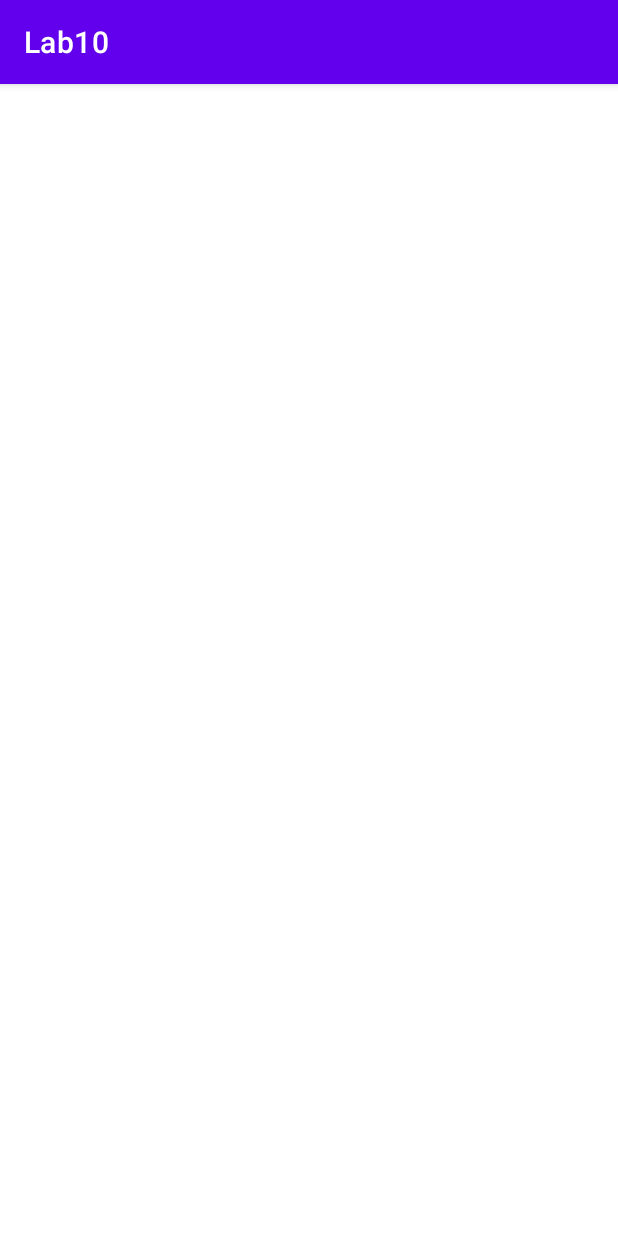
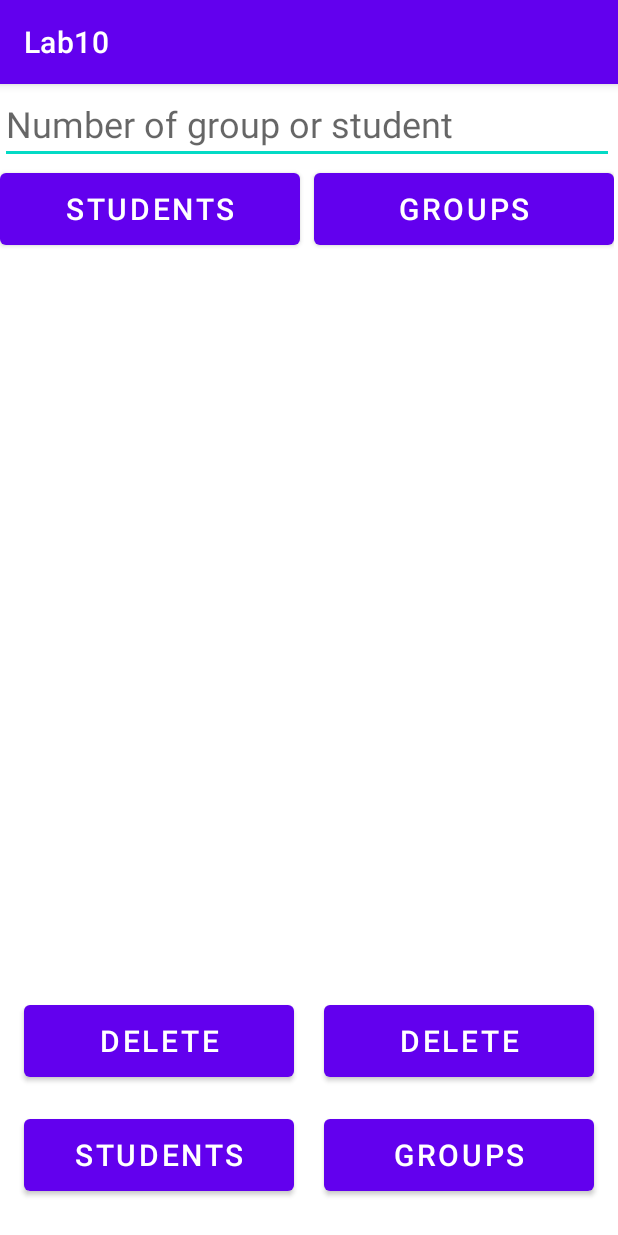
Before and after one commit to Vladeek/BD_5sem, an Android app: the screen it shows after launch (MainActivity), on a phone screen of 412 x 824 dp. Run offline under Robolectric (Android 15) with nearby library versions, the phone set to English and light mode, and no system bars.

Commit message:
Add Lab 10

```diff
--- a/Lab10/app/src/main/AndroidManifest.xml
+++ b/Lab10/app/src/main/AndroidManifest.xml
@@ -10,6 +10,12 @@
         android:supportsRtl="true"
         android:theme="@style/Theme.Lab10">
         <activity
+            android:name=".AddToGroupActivity"
+            android:exported="false" />
+        <activity
+            android:name=".AddToStudActivity"
+            android:exported="false" />
+        <activity
             android:name=".MainActivity"
             android:exported="true">
             <intent-filter>
--- /dev/null
+++ b/Lab10/app/src/main/java/com/example/lab10/DBhelper.java
@@ -0,0 +1,123 @@
+package com.example.lab10;
+
+import android.content.ContentValues;
+import android.content.Context;
+import android.database.Cursor;
+import android.database.sqlite.SQLiteDatabase;
+import android.database.sqlite.SQLiteException;
+import android.database.sqlite.SQLiteOpenHelper;
+import android.widget.Toast;
+
+import androidx.annotation.Nullable;
+
+public class DBhelper extends SQLiteOpenHelper {
+
+    public static final String S_TABLE_NAME = "Students";
+    public static final String G_TABLE_NAME = "Groups";
+    public static final String ID_GROUP = "_id";
+    public static final String FACULTY = "FACULTY";
+    public static final String COURSE = "COURSE";
+    public static final String NAME = "NAME";
+    public static final String HEAD = "HEAD";
+    public static final String ID_STUDENT = "ID_STUDENT";
+    private static final String DATABASE_NAME = "DB_10";
+    private static final int SCHEMA = 1;
+
+    public Context context;
+
+    public DBhelper(@Nullable Context context, @Nullable String name, @Nullable SQLiteDatabase.CursorFactory factory, int version) {
+        super(context, name, factory, version);
+        this.context = context;
+    }
+
+    @Override
+    public void onConfigure(SQLiteDatabase db)
+    {
+        db.setForeignKeyConstraintsEnabled(true);
+    }
+
+    @Override
+    public void onCreate(SQLiteDatabase db) {
+        //first table
+        db.execSQL("CREATE TABLE IF NOT EXISTS Groups (_id INTEGER PRIMARY KEY , FACULTY TEXT, COURSE TEXT, NAME TEXT, HEAD TEXT);");
+        //second table
+        db.execSQL("CREATE TABLE IF NOT EXISTS Students (_id INTEGER, ID_STUDENT INTEGER, NAME TEXT, FOREIGN KEY(_id) REFERENCES Groups(_id) on delete cascade on update cascade);");
+    }
+
+    @Override
+    public void onUpgrade(SQLiteDatabase db, int oldVersion, int newVersion) {
+
+    }
+
+    public boolean addElementToS(String ID_G, String ID_S, String textType) {
+        SQLiteDatabase db = this.getWritableDatabase();//
+        ContentValues cv = new ContentValues();
+
+        cv.put(ID_GROUP, ID_G);
+        cv.put(ID_STUDENT, ID_S);
+        cv.put(NAME, textType);
+        long result = db.insert(S_TABLE_NAME, null, cv);
+
+        if (result == -1) {
+            //Toast.makeText(context, "Ошибка добавления данных", Toast.LENGTH_SHORT).show();
+            return false;
+        } else {
+            //Toast.makeText(context, "Данные успешно были добавлены", Toast.LENGTH_SHORT).show();
+            return true;
+        }
+    }
+
+    public boolean addElementToG(String ID_G, String FAC, String C, String N, String H) {
+        SQLiteDatabase db = this.getWritableDatabase();
+        ContentValues cv = new ContentValues();
+
+        cv.put(ID_GROUP, ID_G);
+        cv.put(FACULTY, FAC);
+        cv.put(COURSE, C);
+        cv.put(NAME, N);
+        cv.put(HEAD, H);
+        long result = db.insert(G_TABLE_NAME, null, cv);
+
+        if (result == -1) {
+            Toast.makeText(context, "Ошибка добавления данных", Toast.LENGTH_SHORT).show();
+            return false;
+        } else {
+            Toast.makeText(context, "Данные успешно были добавлены", Toast.LENGTH_SHORT).show();
+            return true;
+        }
+    }
+
+    public String[] selectElement(String TABLE_NAME, String ID) {
+        SQLiteDatabase db = this.getReadableDatabase();
+        Cursor cursor = db.query(TABLE_NAME, null, ID + "= ?", new String[]{ID}, null, null, null);
+        try {
+            cursor.moveToFirst();
+            return new String[]{cursor.getString(0), cursor.getString(1), cursor.getString(2)};
+        } catch (SQLiteException e) {
+            e.printStackTrace();
+            Toast.makeText(context, e.getMessage(), Toast.LENGTH_SHORT).show();
+        } catch (Exception e) {
+            //Toast.makeText(context, "Нет элемента с таким ID", Toast.LENGTH_SHORT).show();
+        }
+        return new String[]{};
+    }
+
+    public DBhelper(Context context) {
+        super(context, DATABASE_NAME, null, SCHEMA);
+    }
+
+    String[] selectRawElement(String TABLE_NAME, int GR_NUM) {
+        SQLiteDatabase db = this.getReadableDatabase();
+        Cursor cursor = db.rawQuery("SELECT * FROM " + S_TABLE_NAME + " WHERE " + ID_GROUP + " = " + GR_NUM + ";", null);
+        try {
+            cursor.moveToFirst();
+            return new String[]{cursor.getString(0), cursor.getString(1), cursor.getString(2)};
+        } catch (SQLiteException e) {
+            e.printStackTrace();
+            Toast.makeText(context, e.getMessage(), Toast.LENGTH_SHORT).show();
+        } catch (Exception e) {
+            //Toast.makeText(context, "Нет элемента с таким ID", Toast.LENGTH_SHORT).show();
+        }
+        return new String[]{};
+    }
+}
--- a/Lab10/app/src/main/java/com/example/lab10/DatabaseHelper.java
+++ /dev/null
@@ -1,46 +0,0 @@
-package com.example.lab10;
-
-import android.content.Context;
-import android.database.sqlite.SQLiteDatabase;
-import android.database.sqlite.SQLiteOpenHelper;
-
-public class DatabaseHelper extends SQLiteOpenHelper {
-    private static final String DATABASE_NAME = "StudentsDB.db"; // название бд
-    private static final int SCHEMA = 1; // версия базы данных
-    static final String TABLE_GROUPS = "Groups";// название таблицы в бд
-    static final String TABLE_STUDENTS = "Students";// название таблицы в бд
-    // названия столбцов
-    public static final String COLUMN_ID_GROUP = "IDGROUP";
-    public static final String COLUMN_ID_STUDENT = "IDSTUDENT";
-    public static final String COLUMN_FACULTY = "FACULTY";
-    public static final String COLUMN_COURSE = "COURSE";
-    public static final String COLUMN_NAME = "NAME";
-    public static final String COLUMN_HEAD = "HEAD";
-
-    public DatabaseHelper(Context context) {
-        super(context, DATABASE_NAME, null, SCHEMA);
-    }
-
-    @Override
-    public void onCreate(SQLiteDatabase db) {
-
-        db.execSQL("CREATE TABLE Groups (" + COLUMN_ID_GROUP
-                + " INTEGER PRIMARY KEY NOT NULL UNIQUE," + COLUMN_FACULTY
-                + " TEXT UNIQUE NOT NULL, " + COLUMN_COURSE
-                + " INTEGER NOT NULL," + COLUMN_NAME
-                + " TEXT UNIQUE NOT NULL, " + COLUMN_HEAD
-                + " TEXT UNIQUE NOT NULL);");
-
-        db.execSQL("CREATE TABLE Students (" + COLUMN_ID_GROUP
-                + " INTEGER NOT NULL," + COLUMN_ID_STUDENT
-                + " INTEGER NOT NULL UNIQUE, " + COLUMN_NAME
-                + " TEXT UNIQUE NOT NULL," + "FOREIGN KEY(IDGROUP) REFERENCES Groups(IDGROUP) ON UPDATE CASCADE ON DELETE CASCADE);");
-    }
-
-    @Override
-    public void onUpgrade(SQLiteDatabase db, int oldVersion, int newVersion) {
-        db.execSQL("DROP TABLE IF EXISTS " + TABLE_GROUPS);
-        db.execSQL("DROP TABLE IF EXISTS " + TABLE_STUDENTS);
-        onCreate(db);
-    }
-}
--- a/Lab10/app/src/main/java/com/example/lab10/MainActivity.java
+++ b/Lab10/app/src/main/java/com/example/lab10/MainActivity.java
@@ -3,120 +3,159 @@ package com.example.lab10;
 import androidx.appcompat.app.AppCompatActivity;
 
 import android.content.ContentValues;
+import android.content.Intent;
 import android.database.Cursor;
 import android.database.sqlite.SQLiteDatabase;
 import android.os.Bundle;
 import android.view.View;
+import android.widget.EditText;
+import android.widget.ListView;
+import android.widget.SimpleCursorAdapter;
 import android.widget.Toast;
+
+import java.io.File;
 
 public class MainActivity extends AppCompatActivity {
 
+    DBhelper databaseHelper;
     SQLiteDatabase db;
-    DatabaseHelper sqlHelper;
+    Cursor userCursor;
+    SimpleCursorAdapter userAdapter;
+    DBhelper sqlHelper;
+    ListView userList;
+    int SavedGroup;
 
     @Override
     protected void onCreate(Bundle savedInstanceState) {
         super.onCreate(savedInstanceState);
         setContentView(R.layout.activity_main);
-        sqlHelper = new DatabaseHelper(this);
-        db = sqlHelper.getWritableDatabase();
+
+        File file = getDatabasePath("DB_10");
+        try
+        {
+            SQLiteDatabase DB = SQLiteDatabase.openDatabase(file.getPath(),null,SQLiteDatabase.OPEN_READONLY);
+        }
+        catch (Exception exception)
+        {
+            try
+            {
+                SQLiteDatabase DB = MainActivity.this.openOrCreateDatabase("DB_10", MODE_PRIVATE,null);
+                Toast.makeText(MainActivity.this, "DB exists",Toast.LENGTH_SHORT).show();
+            }
+            catch (Exception e)
+            {
+                Toast.makeText(MainActivity.this, "DB creation/opening failed",Toast.LENGTH_SHORT).show();
+            }
+        }
+        databaseHelper = new DBhelper(getApplicationContext());
+
     }
 
-    /*public void insert(View view) {
-        try {
-            int idStr = Integer.parseInt(ID.getText().toString());
-            float fStr = Float.parseFloat(F.getText().toString());
-            String tStr = T.getText().toString();
-            ContentValues values = new ContentValues();
-            values.put("ID", idStr);
-            values.put("F", fStr);
-            values.put("T", tStr);
-            // вставляем, возвращает primary key
-            long newRowId;
-            newRowId = db.insert(
-                    DatabaseHelper.TABLE,
-                    null,
-                    values);
-        } catch (Exception e) {
-            Toast.makeText(getApplicationContext(), "Error", Toast.LENGTH_LONG).show();
+
+    DBhelper helper = new DBhelper(MainActivity.this, "DB_10",null, 1);
+
+    public void select_s(View view)
+    {
+        EditText GN = findViewById(R.id.groupnum);
+        userList = findViewById(R.id.list);
+
+        if(GN.getText().length() > 0)
+        {
+            try {
+                db = databaseHelper.getReadableDatabase();
+
+                int group = Integer.parseInt(String.valueOf(GN.getText()));
+                String sql = "select * from Students where _id = " + group;
+                userCursor = db.rawQuery(sql,null);
+                // определяем, какие столбцы из курсора будут выводиться в ListView
+                String[] headers = new String[]{DBhelper.ID_GROUP, DBhelper.NAME};
+                // создаем адаптер, передаем в него курсор
+                userAdapter = new SimpleCursorAdapter(this, android.R.layout.two_line_list_item,
+                        userCursor, headers, new int[]{android.R.id.text1,android.R.id.text2}, 0);
+                userList.setAdapter(userAdapter);//userList
+
+                SavedGroup = group;
+            }
+            catch (Exception e)
+            {
+                Toast.makeText(this, "Нет такой группы!", Toast.LENGTH_SHORT).show();
+            }
         }
     }
 
-    public void select(View view) {
+    public void select_g(View view)
+    {
+        EditText GN = findViewById(R.id.groupnum);
+        userList = findViewById(R.id.list);
+
+        if(true)
+        {
+            try {
+                db = databaseHelper.getReadableDatabase();
+
+                String sql = "select * from Groups";
+                userCursor = db.rawQuery(sql,null);
+                // определяем, какие столбцы из курсора будут выводиться в ListView
+                String[] headers = new String[]{DBhelper.ID_GROUP, DBhelper.NAME};
+                // создаем адаптер, передаем в него курсор
+                userAdapter = new SimpleCursorAdapter(this, android.R.layout.two_line_list_item,
+                        userCursor, headers, new int[]{android.R.id.text1,android.R.id.text2}, 0);
+                userList.setAdapter(userAdapter);//userList
+
+            }
+            catch (Exception e)
+            {
+                Toast.makeText(this, "Нет такой группы!", Toast.LENGTH_SHORT).show();
+            }
+        }
+    }
+
+    public void add_student(View view)
+    {
         try {
-            String[] projection = {DatabaseHelper.COLUMN_ID, DatabaseHelper.COLUMN_F, DatabaseHelper.COLUMN_T};
-            String selection = DatabaseHelper.COLUMN_ID + " = ?";
-            String[] selectionArgs = {ID.getText().toString()};
-            Cursor cursor = db.query(
-                    DatabaseHelper.TABLE, // имя таблицы
-                    projection, // столбцы
-                    selection, // столбцы для WHERE
-                    selectionArgs, // значения для WHERE
-                    null, // не группировать строки
-                    null, // не фильтровать
-                    null // порядок сортировки
-            );
-            int count = cursor.getCount();
-            cursor.moveToFirst();
-            String idValue = cursor.getString(0);
-            float fValue = cursor.getFloat(1);
-            String tValue = cursor.getString(2);
-            ID.setText(idValue);
-            F.setText(String.valueOf(fValue));
-            T.setText(tValue);
-            cursor.close();
-        } catch (Exception e) {
-            Toast.makeText(getApplicationContext(), "Error", Toast.LENGTH_LONG).show();
+            Intent intent = new Intent(this, AddToStudActivity.class);
+            startActivity(intent);
         }
+        catch (Exception e)
+        {Toast.makeText(this, "error",Toast.LENGTH_SHORT);}
+    }
+
+    public void add_group(View view)
+    {
+        try {
+            Intent intent = new Intent(this, AddToGroupActivity.class);
+            startActivity(intent);
+        }
+        catch (Exception e)
+        {Toast.makeText(this, "error",Toast.LENGTH_SHORT);}
+    }
+
+    public void deleteGroup(View view){
+        EditText GN = findViewById(R.id.groupnum);
+        int group = Integer.parseInt(String.valueOf(GN.getText()));
+        try
+        {
+            db.delete(DBhelper.G_TABLE_NAME,"_id = ?", new String[] {String.valueOf(group)});
+            Toast.makeText(this, "удалено", Toast.LENGTH_SHORT).show();
+        }
+        catch (Exception e)
+        {Toast.makeText(this, "error", Toast.LENGTH_SHORT).show();}
+
 
     }
 
-    public void selectRaw(View view) {
-        try {
-            String[] selectionArgs = {ID.getText().toString()};
-            Cursor cursor = db.rawQuery("select ID, F, T from SimpleTable where ID = ?", selectionArgs);
-            cursor.moveToFirst();
-            String idValue = cursor.getString(0);
-            float fValue = cursor.getFloat(1);
-            String tValue = cursor.getString(2);
-            ID.setText(idValue);
-            F.setText(String.valueOf(fValue));
-            T.setText(tValue);
-            cursor.close();
-        } catch (Exception e) {
-            Toast.makeText(getApplicationContext(), "Error", Toast.LENGTH_LONG).show();
+    public void deleteStudent(View view){
+        EditText GN = findViewById(R.id.groupnum);
+        int students = Integer.parseInt(String.valueOf(GN.getText()));
+        try
+        {
+            db.delete(DBhelper.S_TABLE_NAME,"ID_STUDENT = ?", new String[] {String.valueOf(students)});
+            Toast.makeText(this, "удалено", Toast.LENGTH_SHORT).show();
+
         }
+        catch (Exception e) {}
+
+        Toast.makeText(this, "удалено", Toast.LENGTH_SHORT).show();
     }
 
-    public void update(View view) {
-        try {
-            String[] selectionArgs = {ID.getText().toString()};
-            String selection = DatabaseHelper.COLUMN_ID + " LIKE ?";
-            int idStr = Integer.parseInt(ID.getText().toString());
-            float fStr = Float.parseFloat(F.getText().toString());
-            String tStr = T.getText().toString();
-            ContentValues values = new ContentValues();
-            values.put("F", fStr);
-            values.put("T", tStr);
-            long newRowId;
-            newRowId = db.update(
-                    DatabaseHelper.TABLE,
-                    values,
-                    selection,
-                    selectionArgs);
-        } catch (Exception e) {
-            Toast.makeText(getApplicationContext(), "Error", Toast.LENGTH_LONG).show();
-        }
-    }
-
-    public void delete(View view) {
-        try {
-            String selection = DatabaseHelper.COLUMN_ID + " LIKE ?";
-            String[] selectionArgs = {ID.getText().toString()};
-            int deletedRows = db.delete(DatabaseHelper.TABLE, selection,
-                    selectionArgs);
-        } catch (Exception e) {
-            Toast.makeText(getApplicationContext(), "Error", Toast.LENGTH_LONG).show();
-        }
-    }*/
 }
--- a/Lab10/app/src/main/res/layout/activity_main.xml
+++ b/Lab10/app/src/main/res/layout/activity_main.xml
@@ -6,6 +6,94 @@
     android:layout_height="match_parent"
     tools:context=".MainActivity">
 
+    <LinearLayout
+        android:layout_width="409dp"
+        android:layout_height="500dp"
+        android:orientation="vertical"
+        app:layout_constraintStart_toStartOf="parent"
+        app:layout_constraintTop_toTopOf="parent">
 
+        <EditText
+            android:id="@+id/groupnum"
+            android:layout_width="match_parent"
+            android:layout_height="wrap_content"
+            android:ems="10"
+            android:hint="Number of group or student"
+            android:inputType="textPersonName"
+            android:textSize="24sp" />
+
+        <Button
+            android:id="@+id/button"
+            android:layout_width="200dp"
+            android:layout_height="60dp"
+            android:layout_gravity="left"
+            android:onClick="select_s"
+            android:text="Students"
+            android:textSize="20sp" />
+
+        <Button
+            android:id="@+id/button1"
+            android:layout_width="200dp"
+            android:layout_height="60dp"
+            android:layout_gravity="right"
+            android:layout_marginTop="-60dp"
+            android:onClick="select_g"
+            android:text="Groups"
+            android:textSize="20sp" />
+
+        <ListView
+            android:id="@+id/list"
+            android:layout_width="match_parent"
+            android:layout_height="359dp" />
+
+    </LinearLayout>
+
+    <Button
+        android:id="@+id/button2"
+        android:layout_width="180dp"
+        android:layout_height="60dp"
+        android:layout_marginStart="16dp"
+        android:layout_marginBottom="24dp"
+        android:onClick="add_student"
+        android:text="Students"
+        android:textSize="20sp"
+        app:layout_constraintBottom_toBottomOf="parent"
+        app:layout_constraintStart_toStartOf="parent" />
+
+    <Button
+        android:id="@+id/button5"
+        android:layout_width="180dp"
+        android:layout_height="60dp"
+        android:layout_marginStart="16dp"
+        android:layout_marginBottom="16dp"
+        android:onClick="deleteStudent"
+        android:text="Delete"
+        android:textSize="20sp"
+        app:layout_constraintBottom_toTopOf="@+id/button2"
+        app:layout_constraintStart_toStartOf="parent" />
+
+    <Button
+        android:id="@+id/button3"
+        android:layout_width="180dp"
+        android:layout_height="60dp"
+        android:layout_marginEnd="16dp"
+        android:layout_marginBottom="24dp"
+        android:onClick="add_group"
+        android:text="groups"
+        android:textSize="20sp"
+        app:layout_constraintBottom_toBottomOf="parent"
+        app:layout_constraintEnd_toEndOf="parent" />
+
+    <Button
+        android:id="@+id/button6"
+        android:layout_width="180dp"
+        android:layout_height="60dp"
+        android:layout_marginEnd="16dp"
+        android:layout_marginBottom="16dp"
+        android:onClick="deleteGroup"
+        android:text="Delete"
+        android:textSize="20sp"
+        app:layout_constraintBottom_toTopOf="@+id/button3"
+        app:layout_constraintEnd_toEndOf="parent" />
 
 </androidx.constraintlayout.widget.ConstraintLayout>
```
Also changed, not shown: Lab10/app/src/main/java/com/example/lab10/AddToGroupActivity.java (added, +45 -0 lines), Lab10/app/src/main/java/com/example/lab10/AddToStudActivity.java (added, +38 -0 lines), Lab10/app/src/main/res/layout/activity_add_to_group.xml (added, +76 -0 lines), Lab10/app/src/main/res/layout/activity_add_to_stud.xml (added, +55 -0 lines).
